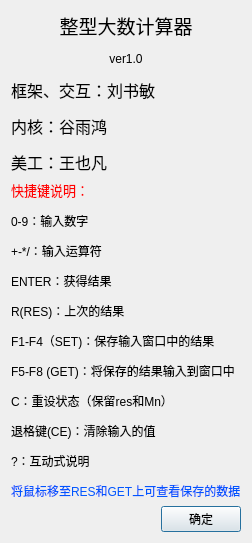
Qt form about_dialog.ui (Liu233w/BigIntegerCalculator) before a commit.
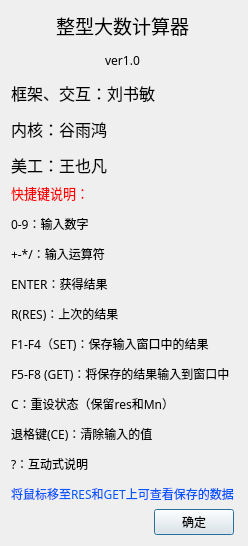
The same form after that commit. Icons and pictures are not drawn.

Diff of the .ui file:
```diff
--- a/about_dialog.ui
+++ b/about_dialog.ui
@@ -13,11 +13,22 @@
   <property name="windowTitle">
    <string>关于</string>
   </property>
+  <property name="styleSheet">
+   <string notr="true">About_dialog
+{
+border-image: url(:/other/material/back.jpg);
+}</string>
+  </property>
   <layout class="QFormLayout" name="formLayout">
    <item row="1" column="0">
     <layout class="QVBoxLayout" name="verticalLayout">
      <item>
       <widget class="QLabel" name="label">
+       <property name="font">
+        <font>
+         <family>黑体</family>
+        </font>
+       </property>
        <property name="text">
         <string>&lt;html&gt;&lt;head/&gt;&lt;body&gt;&lt;p align=&quot;center&quot;&gt;&lt;span style=&quot; font-size:14pt;&quot;&gt;整型大数计算器&lt;/span&gt;&lt;/p&gt;&lt;p align=&quot;center&quot;&gt;ver1.0&lt;/p&gt;&lt;p&gt;&lt;span style=&quot; font-size:12pt;&quot;&gt;框架、交互：刘书敏&lt;/span&gt;&lt;/p&gt;&lt;p&gt;&lt;span style=&quot; font-size:12pt;&quot;&gt;内核：谷雨鸿&lt;/span&gt;&lt;/p&gt;&lt;p&gt;&lt;span style=&quot; font-size:12pt;&quot;&gt;美工：王也凡&lt;/span&gt;&lt;/p&gt;&lt;/body&gt;&lt;/html&gt;</string>
        </property>
@@ -38,6 +49,11 @@
      </item>
      <item>
       <widget class="QLabel" name="label_2">
+       <property name="font">
+        <font>
+         <family>黑体</family>
+        </font>
+       </property>
        <property name="text">
         <string>&lt;html&gt;&lt;head/&gt;&lt;body&gt;&lt;p&gt;&lt;span style=&quot; font-size:10pt; color:#ff0000;&quot;&gt;快捷键说明：&lt;/span&gt;&lt;/p&gt;&lt;p&gt;0-9：输入数字&lt;/p&gt;&lt;p&gt;+-*/：输入运算符&lt;/p&gt;&lt;p&gt;ENTER：获得结果&lt;/p&gt;&lt;p&gt;R(RES)：上次的结果&lt;/p&gt;&lt;p&gt;F1-F4（SET)：保存输入窗口中的结果&lt;/p&gt;&lt;p&gt;F5-F8 (GET)：将保存的结果输入到窗口中&lt;/p&gt;&lt;p&gt;C：重设状态（保留res和Mn）&lt;/p&gt;&lt;p&gt;退格键(CE)：清除输入的值&lt;/p&gt;&lt;p&gt;?：互动式说明&lt;/p&gt;&lt;p&gt;&lt;span style=&quot; color:#0055ff;&quot;&gt;将鼠标移至RES和GET上可查看保存的数据&lt;/span&gt;&lt;/p&gt;&lt;/body&gt;&lt;/html&gt;</string>
        </property>
```
